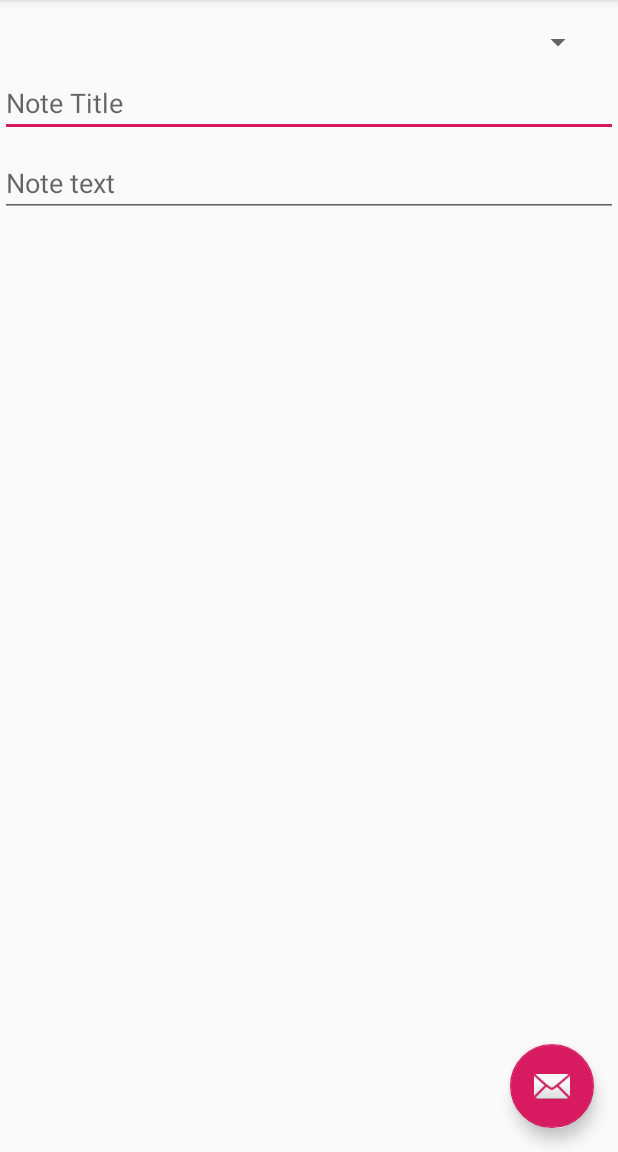
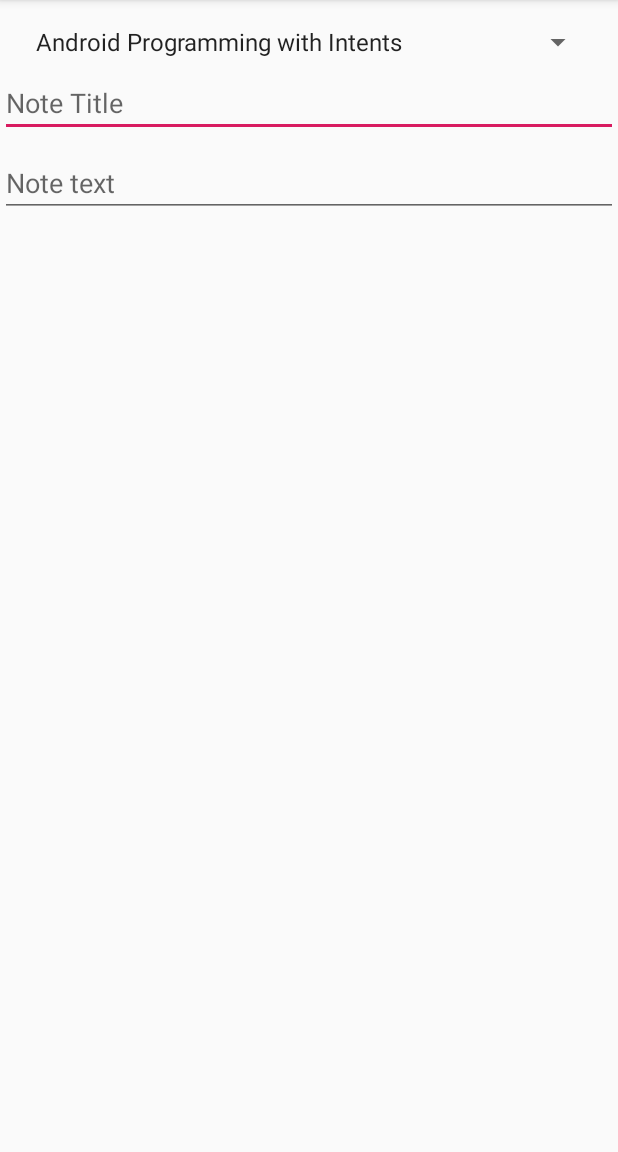
Before and after one commit to OlalKeith/Note-Keeper, an Android app: the screen it shows after launch (NoteActivity), on a phone screen of 412 x 824 dp, the part 84-1236 px from its top. Run offline under Robolectric (Android 15) with nearby library versions, the phone set to English and light mode, and no system bars.

Commit message:
Populate spinner

```diff
--- /dev/null
+++ b/app/src/main/java/io/owuor91/simplenotekeeper/CourseInfo.java
@@ -0,0 +1,79 @@
+package io.owuor91.simplenotekeeper;
+
+import android.database.Cursor;
+import android.os.Parcel;
+import android.os.Parcelable;
+
+import java.util.ArrayList;
+import java.util.List;
+/**
+ * Created by Jim.
+ */
+
+public final class CourseInfo {
+    private final String mCourseId;
+    private final String mTitle;
+    private final List<ModuleInfo> mModules;
+
+    public CourseInfo(String courseId, String title, List<ModuleInfo> modules) {
+        mCourseId = courseId;
+        mTitle = title;
+        mModules = modules;
+    }
+
+    public String getCourseId() {
+        return mCourseId;
+    }
+
+    public String getTitle() {
+        return mTitle;
+    }
+
+    public List<ModuleInfo> getModules() {
+        return mModules;
+    }
+
+    public boolean[] getModulesCompletionStatus() {
+        boolean[] status = new boolean[mModules.size()];
+
+        for(int i=0; i < mModules.size(); i++)
+            status[i] = mModules.get(i).isComplete();
+
+        return status;
+    }
+
+    public void setModulesCompletionStatus(boolean[] status) {
+        for(int i=0; i < mModules.size(); i++)
+            mModules.get(i).setComplete(status[i]);
+    }
+
+    public ModuleInfo getModule(String moduleId) {
+        for(ModuleInfo moduleInfo: mModules) {
+            if(moduleId.equals(moduleInfo.getModuleId()))
+                return moduleInfo;
+        }
+        return null;
+    }
+// returns back the courses title
+    @Override
+    public String toString() {
+        return mTitle;
+    }
+
+    @Override
+    public boolean equals(Object o) {
+        if (this == o) return true;
+        if (o == null || getClass() != o.getClass()) return false;
+
+        CourseInfo that = (CourseInfo) o;
+
+        return mCourseId.equals(that.mCourseId);
+
+    }
+
+    @Override
+    public int hashCode() {
+        return mCourseId.hashCode();
+    }
+
+}
--- /dev/null
+++ b/app/src/main/java/io/owuor91/simplenotekeeper/DataManager.java
@@ -0,0 +1,198 @@
+package io.owuor91.simplenotekeeper;
+
+import java.util.ArrayList;
+import java.util.List;
+
+/**
+ * Created by Jim.
+ */
+
+public class DataManager {
+    private static DataManager ourInstance = null;
+
+    private List<CourseInfo> mCourses = new ArrayList<>();
+    private List<NoteInfo> mNotes = new ArrayList<>();
+
+    public static DataManager getInstance() {
+        if(ourInstance == null) {
+            ourInstance = new DataManager();
+            ourInstance.initializeCourses();
+            ourInstance.initializeExampleNotes();
+        }
+        return ourInstance;
+    }
+
+    public String getCurrentUserName() {
+        return "Jim Wilson";
+    }
+
+    public String getCurrentUserEmail() {
+        return "jimw@jwhh.com";
+    }
+
+    public List<NoteInfo> getNotes() {
+        return mNotes;
+    }
+
+    public int createNewNote() {
+        NoteInfo note = new NoteInfo(null, null, null);
+        mNotes.add(note);
+        return mNotes.size() - 1;
+    }
+
+    public int findNote(NoteInfo note) {
+        for(int index = 0; index < mNotes.size(); index++) {
+            if(note.equals(mNotes.get(index)))
+                return index;
+        }
+
+        return -1;
+    }
+
+    public void removeNote(int index) {
+        mNotes.remove(index);
+    }
+
+    public List<CourseInfo> getCourses() {
+        return mCourses;
+    }
+
+    public CourseInfo getCourse(String id) {
+        for (CourseInfo course : mCourses) {
+            if (id.equals(course.getCourseId()))
+                return course;
+        }
+        return null;
+    }
+
+    public List<NoteInfo> getNotes(CourseInfo course) {
+        ArrayList<NoteInfo> notes = new ArrayList<>();
+        for(NoteInfo note:mNotes) {
+            if(course.equals(note.getCourse()))
+                notes.add(note);
+        }
+        return notes;
+    }
+
+    public int getNoteCount(CourseInfo course) {
+        int count = 0;
+        for(NoteInfo note:mNotes) {
+            if(course.equals(note.getCourse()))
+                count++;
+        }
+        return count;
+    }
+
+    private DataManager() {
+    }
+
+    //region Initialization code
+
+    private void initializeCourses() {
+        mCourses.add(initializeCourse1());
+        mCourses.add(initializeCourse2());
+        mCourses.add(initializeCourse3());
+        mCourses.add(initializeCourse4());
+    }
+
+    public void initializeExampleNotes() {
+        final DataManager dm = getInstance();
+
+        CourseInfo course = dm.getCourse("android_intents");
+        course.getModule("android_intents_m01").setComplete(true);
+        course.getModule("android_intents_m02").setComplete(true);
+        course.getModule("android_intents_m03").setComplete(true);
+        mNotes.add(new NoteInfo(course, "Dynamic intent resolution",
+                "Wow, intents allow components to be resolved at runtime"));
+        mNotes.add(new NoteInfo(course, "Delegating intents",
+                "PendingIntents are powerful; they delegate much more than just a component invocation"));
+
+        course = dm.getCourse("android_async");
+        course.getModule("android_async_m01").setComplete(true);
+        course.getModule("android_async_m02").setComplete(true);
+        mNotes.add(new NoteInfo(course, "Service default threads",
+                "Did you know that by default an Android Service will tie up the UI thread?"));
+        mNotes.add(new NoteInfo(course, "Long running operations",
+                "Foreground Services can be tied to a notification icon"));
+
+        course = dm.getCourse("java_lang");
+        course.getModule("java_lang_m01").setComplete(true);
+        course.getModule("java_lang_m02").setComplete(true);
+        course.getModule("java_lang_m03").setComplete(true);
+        course.getModule("java_lang_m04").setComplete(true);
+        course.getModule("java_lang_m05").setComplete(true);
+        course.getModule("java_lang_m06").setComplete(true);
+        course.getModule("java_lang_m07").setComplete(true);
+        mNotes.add(new NoteInfo(course, "Parameters",
+                "Leverage variable-length parameter lists"));
+        mNotes.add(new NoteInfo(course, "Anonymous classes",
+                "Anonymous classes simplify implementing one-use types"));
+
+        course = dm.getCourse("java_core");
+        course.getModule("java_core_m01").setComplete(true);
+        course.getModule("java_core_m02").setComplete(true);
+        course.getModule("java_core_m03").setComplete(true);
+        mNotes.add(new NoteInfo(course, "Compiler options",
+                "The -jar option isn't compatible with with the -cp option"));
+        mNotes.add(new NoteInfo(course, "Serialization",
+                "Remember to include SerialVersionUID to assure version compatibility"));
+    }
+
+    private CourseInfo initializeCourse1() {
+        List<ModuleInfo> modules = new ArrayList<>();
+        modules.add(new ModuleInfo("android_intents_m01", "Android Late Binding and Intents"));
+        modules.add(new ModuleInfo("android_intents_m02", "Component activation with intents"));
+        modules.add(new ModuleInfo("android_intents_m03", "Delegation and Callbacks through PendingIntents"));
+        modules.add(new ModuleInfo("android_intents_m04", "IntentFilter data tests"));
+        modules.add(new ModuleInfo("android_intents_m05", "Working with Platform Features Through Intents"));
+
+        return new CourseInfo("android_intents", "Android Programming with Intents", modules);
+    }
+
+    private CourseInfo initializeCourse2() {
+        List<ModuleInfo> modules = new ArrayList<>();
+        modules.add(new ModuleInfo("android_async_m01", "Challenges to a responsive user experience"));
+        modules.add(new ModuleInfo("android_async_m02", "Implementing long-running operations as a service"));
+        modules.add(new ModuleInfo("android_async_m03", "Service lifecycle management"));
+        modules.add(new ModuleInfo("android_async_m04", "Interacting with services"));
+
+        return new CourseInfo("android_async", "Android Async Programming and Services", modules);
+    }
+
+    private CourseInfo initializeCourse3() {
+        List<ModuleInfo> modules = new ArrayList<>();
+        modules.add(new ModuleInfo("java_lang_m01", "Introduction and Setting up Your Environment"));
+        modules.add(new ModuleInfo("java_lang_m02", "Creating a Simple App"));
+        modules.add(new ModuleInfo("java_lang_m03", "Variables, Data Types, and Math Operators"));
+        modules.add(new ModuleInfo("java_lang_m04", "Conditional Logic, Looping, and Arrays"));
+        modules.add(new ModuleInfo("java_lang_m05", "Representing Complex Types with Classes"));
+        modules.add(new ModuleInfo("java_lang_m06", "Class Initializers and Constructors"));
+        modules.add(new ModuleInfo("java_lang_m07", "A Closer Look at Parameters"));
+        modules.add(new ModuleInfo("java_lang_m08", "Class Inheritance"));
+        modules.add(new ModuleInfo("java_lang_m09", "More About Data Types"));
+        modules.add(new ModuleInfo("java_lang_m10", "Exceptions and Error Handling"));
+        modules.add(new ModuleInfo("java_lang_m11", "Working with Packages"));
+        modules.add(new ModuleInfo("java_lang_m12", "Creating Abstract Relationships with Interfaces"));
+        modules.add(new ModuleInfo("java_lang_m13", "Static Members, Nested Types, and Anonymous Classes"));
+
+        return new CourseInfo("java_lang", "Java Fundamentals: The Java Language", modules);
+    }
+
+    private CourseInfo initializeCourse4() {
+        List<ModuleInfo> modules = new ArrayList<>();
+        modules.add(new ModuleInfo("java_core_m01", "Introduction"));
+        modules.add(new ModuleInfo("java_core_m02", "Input and Output with Streams and Files"));
+        modules.add(new ModuleInfo("java_core_m03", "String Formatting and Regular Expressions"));
+        modules.add(new ModuleInfo("java_core_m04", "Working with Collections"));
+        modules.add(new ModuleInfo("java_core_m05", "Controlling App Execution and Environment"));
+        modules.add(new ModuleInfo("java_core_m06", "Capturing Application Activity with the Java Log System"));
+        modules.add(new ModuleInfo("java_core_m07", "Multithreading and Concurrency"));
+        modules.add(new ModuleInfo("java_core_m08", "Runtime Type Information and Reflection"));
+        modules.add(new ModuleInfo("java_core_m09", "Adding Type Metadata with Annotations"));
+        modules.add(new ModuleInfo("java_core_m10", "Persisting Objects with Serialization"));
+
+        return new CourseInfo("java_core", "Java Fundamentals: The Core Platform", modules);
+    }
+    //endregion
+
+}
--- /dev/null
+++ b/app/src/main/java/io/owuor91/simplenotekeeper/ModuleInfo.java
@@ -0,0 +1,61 @@
+package io.owuor91.simplenotekeeper;
+
+import android.os.Parcel;
+import android.os.Parcelable;
+
+/**
+ * Created by Jim.
+ */
+
+public final class ModuleInfo {
+    private final String mModuleId;
+    private final String mTitle;
+    private boolean mIsComplete = false;
+
+    public ModuleInfo(String moduleId, String title) {
+        this(moduleId, title, false);
+    }
+
+    public ModuleInfo(String moduleId, String title, boolean isComplete) {
+        mModuleId = moduleId;
+        mTitle = title;
+        mIsComplete = isComplete;
+    }
+
+    public String getModuleId() {
+        return mModuleId;
+    }
+
+    public String getTitle() {
+        return mTitle;
+    }
+
+    public boolean isComplete() {
+        return mIsComplete;
+    }
+
+    public void setComplete(boolean complete) {
+        mIsComplete = complete;
+    }
+
+    @Override
+    public String toString() {
+        return mTitle;
+    }
+
+    @Override
+    public boolean equals(Object o) {
+        if (this == o) return true;
+        if (o == null || getClass() != o.getClass()) return false;
+
+        ModuleInfo that = (ModuleInfo) o;
+
+        return mModuleId.equals(that.mModuleId);
+    }
+
+    @Override
+    public int hashCode() {
+        return mModuleId.hashCode();
+    }
+
+}
--- a/app/src/main/java/io/owuor91/simplenotekeeper/NoteActivity.java
+++ b/app/src/main/java/io/owuor91/simplenotekeeper/NoteActivity.java
@@ -8,6 +8,11 @@ import android.support.v7.widget.Toolbar;
 import android.view.View;
 import android.view.Menu;
 import android.view.MenuItem;
+import android.widget.ArrayAdapter;
+import android.widget.Spinner;
+
+import java.util.Calendar;
+import java.util.List;
 
 public class NoteActivity extends AppCompatActivity {
 
@@ -17,15 +22,15 @@ public class NoteActivity extends AppCompatActivity {
         setContentView(R.layout.activity_note);
         Toolbar toolbar = (Toolbar) findViewById(R.id.toolbar);
         setSupportActionBar(toolbar);
+//reference to our spinner.create a variable spinner
+        Spinner spinnerCourses = (Spinner) findViewById(R.id.spinner_courses);
+//get a list of courses back. give it a generic name of course info
+        List<CourseInfo> courses = DataManager.getInstance().getCourses();
 
-        FloatingActionButton fab = (FloatingActionButton) findViewById(R.id.fab);
-        fab.setOnClickListener(new View.OnClickListener() {
-            @Override
-            public void onClick(View view) {
-                Snackbar.make(view, "Replace with your own action", Snackbar.LENGTH_LONG)
-                        .setAction("Action", null).show();
-            }
-        });
+        ArrayAdapter<CourseInfo> adapterCourses = new ArrayAdapter<>(this, android.R.layout.simple_spinner_item,  courses);
+        adapterCourses.setDropDownViewResource(android.R.layout.simple_spinner_dropdown_item);
+        spinnerCourses.setAdapter(adapterCourses);
+
     }
 
     @Override
--- /dev/null
+++ b/app/src/main/java/io/owuor91/simplenotekeeper/NoteInfo.java
@@ -0,0 +1,69 @@
+package io.owuor91.simplenotekeeper;
+
+import android.os.Parcel;
+import android.os.Parcelable;
+
+/**
+ * Created by Jim.
+ */
+
+public final class NoteInfo {
+    private CourseInfo mCourse;
+    private String mTitle;
+    private String mText;
+
+    public NoteInfo(CourseInfo course, String title, String text) {
+        mCourse = course;
+        mTitle = title;
+        mText = text;
+    }
+
+    public CourseInfo getCourse() {
+        return mCourse;
+    }
+
+    public void setCourse(CourseInfo course) {
+        mCourse = course;
+    }
+
+    public String getTitle() {
+        return mTitle;
+    }
+
+    public void setTitle(String title) {
+        mTitle = title;
+    }
+
+    public String getText() {
+        return mText;
+    }
+
+    public void setText(String text) {
+        mText = text;
+    }
+
+    private String getCompareKey() {
+        return mCourse.getCourseId() + "|" + mTitle + "|" + mText;
+    }
+
+    @Override
+    public boolean equals(Object o) {
+        if (this == o) return true;
+        if (o == null || getClass() != o.getClass()) return false;
+
+        NoteInfo that = (NoteInfo) o;
+
+        return getCompareKey().equals(that.getCompareKey());
+    }
+
+    @Override
+    public int hashCode() {
+        return getCompareKey().hashCode();
+    }
+
+    @Override
+    public String toString() {
+        return getCompareKey();
+    }
+
+}
--- a/app/src/main/res/layout/activity_note.xml
+++ b/app/src/main/res/layout/activity_note.xml
@@ -22,12 +22,4 @@
 
     <include layout="@layout/content_note" />
 
-    <android.support.design.widget.FloatingActionButton
-        android:id="@+id/fab"
-        android:layout_width="wrap_content"
-        android:layout_height="wrap_content"
-        android:layout_gravity="bottom|end"
-        android:layout_margin="@dimen/fab_margin"
-        app:srcCompat="@android:drawable/ic_dialog_email" />
-
 </android.support.design.widget.CoordinatorLayout>
```
